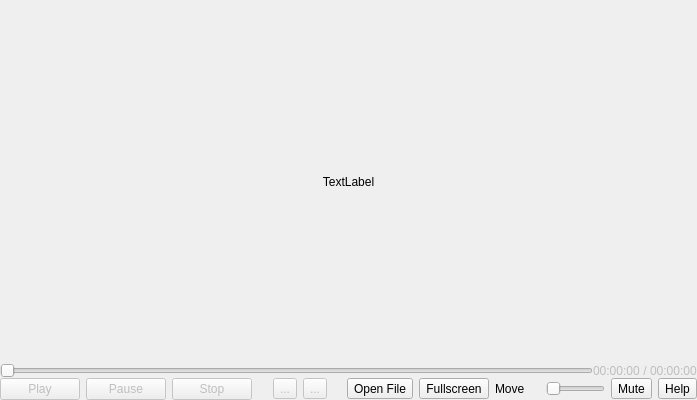
Above: src/player/player.ui from vkohaupt/vokoscreenNG before the change. Below: the same form after it.
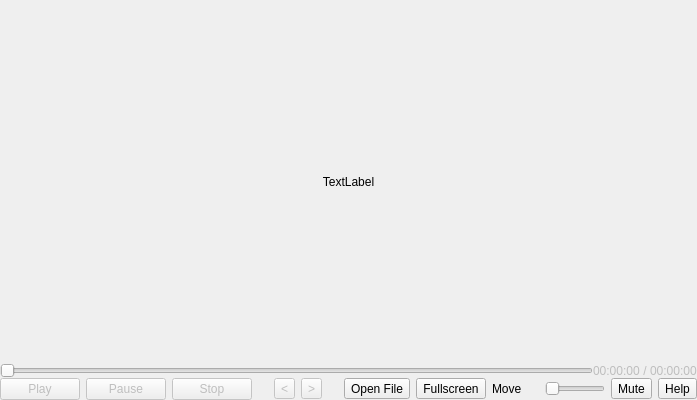
That is the form after the change. Custom widgets are drawn as their Qt base class.

Commit message: Player tooltip

```diff
--- a/src/player/player.ui
+++ b/src/player/player.ui
@@ -243,7 +243,13 @@
                <bool>false</bool>
               </property>
               <property name="text">
-               <string>...</string>
+               <string notr="true">&lt;</string>
+              </property>
+              <property name="autoRepeat">
+               <bool>true</bool>
+              </property>
+              <property name="autoRepeatInterval">
+               <number>40</number>
               </property>
              </widget>
             </item>
@@ -253,7 +259,7 @@
                <bool>false</bool>
               </property>
               <property name="text">
-               <string>...</string>
+               <string notr="true">&gt;</string>
               </property>
               <property name="autoRepeat">
                <bool>true</bool>
```
Left out of the diff: 15 changed lines with no effect on the pictures.
